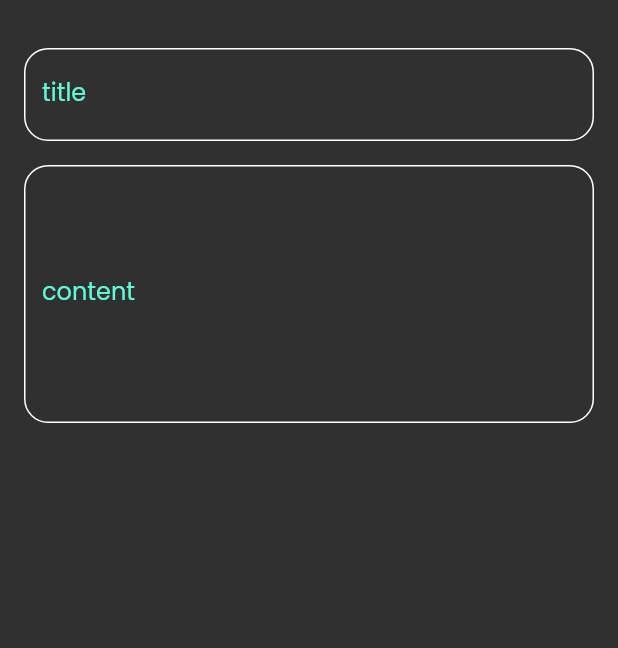
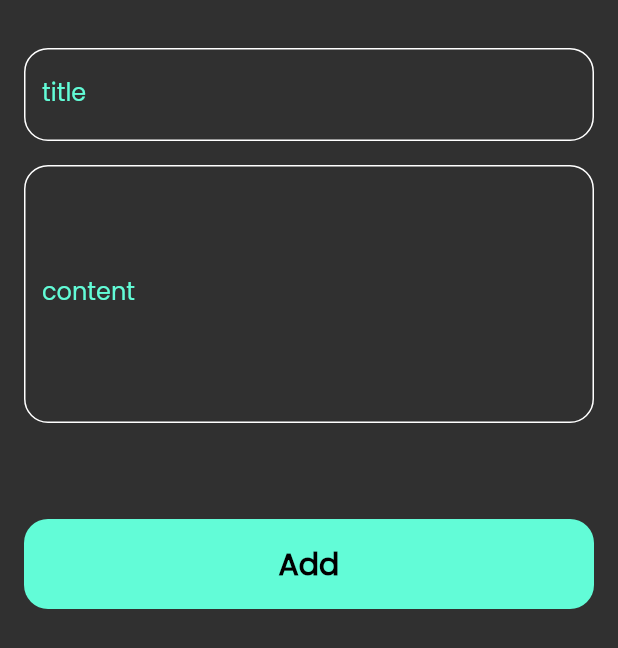
Before and after one commit to mahmoodhamdi/note_app, a Flutter app: the AddNoteBottomSheet widget shown alone on an empty page, opened directly, on a phone screen of 412 x 824 dp. Shown: the top 648 px of the screen. Run offline on Flutter 3.47's test engine with Material 2 defaults, Android fonts, the phone set to English and light mode, and no system bars; our stand-ins replace font_awesome_flutter.

Commit message:
create custom button and finish bottomsheet ui

```diff
--- a/lib/widgets/add-note_bottom_sheet.dart
+++ b/lib/widgets/add-note_bottom_sheet.dart
@@ -1,4 +1,5 @@
 import 'package:flutter/material.dart';
+import 'package:note_app/widgets/custom_button.dart';
 import 'package:note_app/widgets/custom_text_field.dart';
 
 class AddNoteBottomSheet extends StatelessWidget {
@@ -8,6 +9,7 @@ class AddNoteBottomSheet extends StatelessWidget {
   Widget build(BuildContext context) {
     return const Padding(
       padding: EdgeInsets.symmetric(horizontal: 16.0),
+      child: SingleChildScrollView(
         child: Column(
           children: [
             SizedBox(
@@ -23,7 +25,15 @@ class AddNoteBottomSheet extends StatelessWidget {
               label: "content",
               maxLines: 6,
             ),
+            SizedBox(
+              height: 64,
+            ),
+            CustomButton(),
+            SizedBox(
+              height: 24,
+            ),
           ],
+        ),
       ),
     );
   }
--- /dev/null
+++ b/lib/widgets/custom_button.dart
@@ -0,0 +1,23 @@
+import 'package:flutter/material.dart';
+import 'package:note_app/constants/colors.dart';
+
+class CustomButton extends StatelessWidget {
+  const CustomButton({super.key});
+
+  @override
+  Widget build(BuildContext context) {
+    return Container(
+      height: 60,
+      width: MediaQuery.of(context).size.width,
+      decoration: const BoxDecoration(
+          borderRadius: BorderRadius.all(Radius.circular(16)),
+          color: Colorss.kPrimaryColor),
+      child: const Center(
+          child: Text(
+        "Add",
+        style: TextStyle(
+            color: Colors.black, fontSize: 20, fontWeight: FontWeight.bold),
+      )),
+    );
+  }
+}
```
Lines whose indentation alone changed are shown as unchanged.
